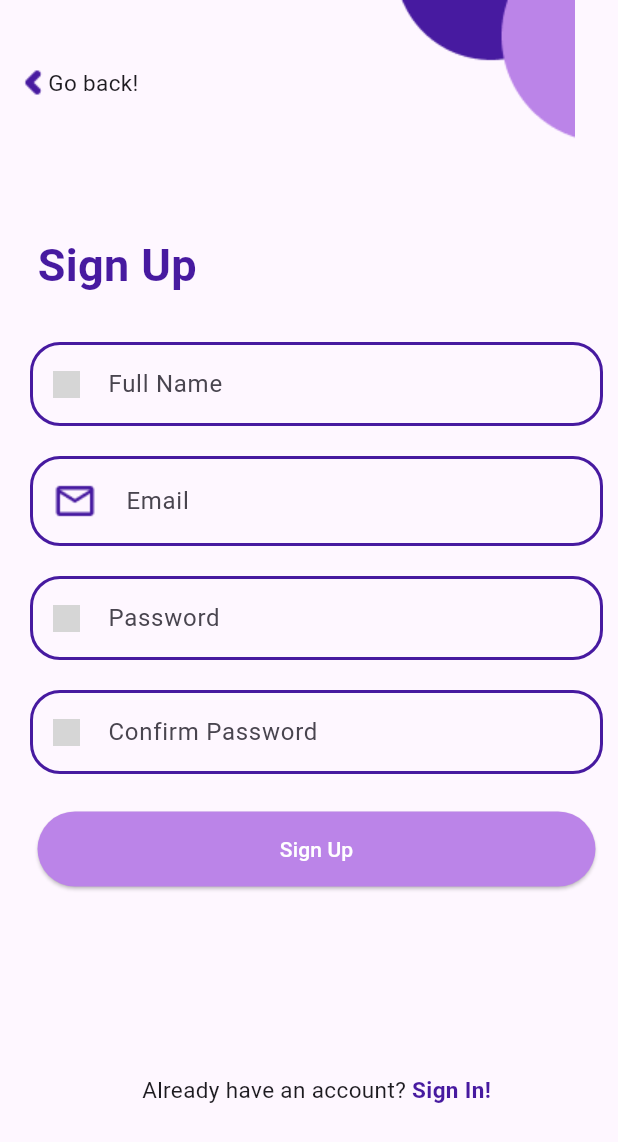
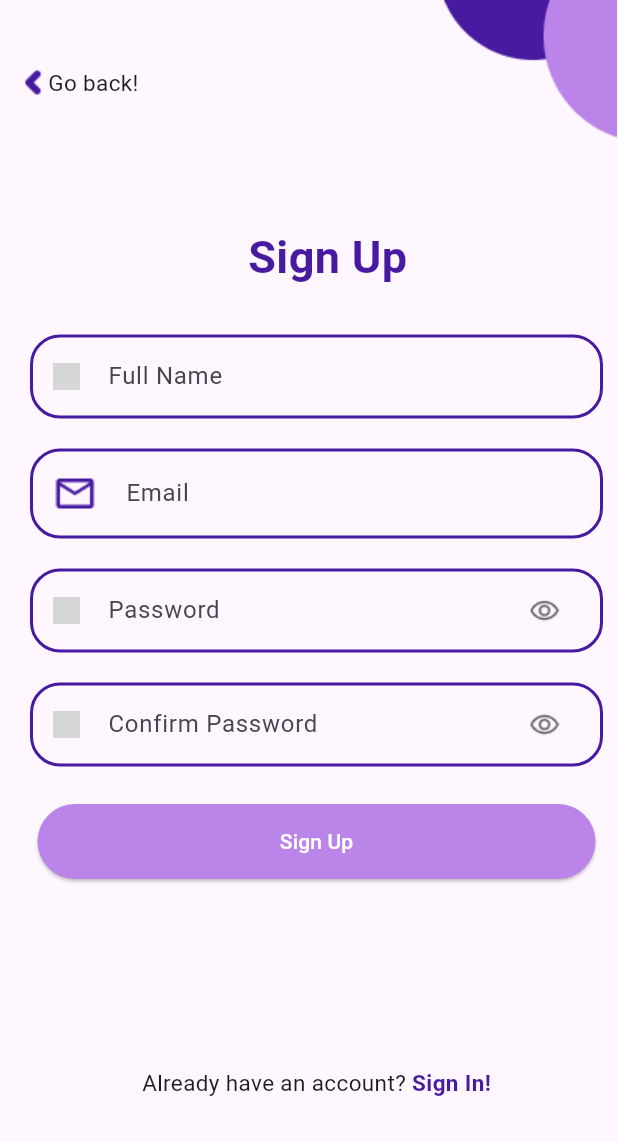
Before and after one commit to WolfofFuture/mobile-app, a Flutter app: the screen it shows after launch, after a tap on "Sign up!", on a phone screen of 412 x 824 dp. Shown: the top 1142 px of the screen. Run offline on Flutter 3.47's test engine with Material 3 defaults, Android fonts, the phone set to English and light mode, and no system bars; grey boxes are pictures that could not be loaded.

Commit message:
Dodanie oczka to text forma

```diff
--- a/lib/utils/my_images.dart
+++ b/lib/utils/my_images.dart
@@ -4,7 +4,7 @@ class MyImages{
     static const locky = '$_assetFolder/lock.png';
     static const user = '$_assetFolder/user.png';
     static const ico_back = '$_assetFolder/back.png';
-    static const ico_eye = '$_assetFolder/user.png';
+    static const ico_eye = '$_assetFolder/eye.png';
     static const stick = '$_assetFolder/stick.gif';
     static const mail = '$_assetFolder/email.png';
     static const Ellipse = '$_assetFolder/Ellipse.png';
--- a/lib/views/login/login_view.dart
+++ b/lib/views/login/login_view.dart
@@ -84,9 +84,9 @@ class _Login_ViewState extends State<Login_View> {
                 child: BasicBoldText(text: 'Sign in',fontSize: 30,),
               ),
               BasicTextFormField(initialValue: 'E-mail or User Name',
-              image: Image.asset(MyImages.user),),
+              image1: Image.asset(MyImages.user),),
               BasicTextFormField(initialValue: 'Password',
-              image: Image.asset(MyImages.locky),
+              image1: Image.asset(MyImages.locky), image2: Image.asset(MyImages.ico_eye),
               ),
               Padding(
                 padding: const EdgeInsets.only(right: 15,top: 15),
@@ -100,7 +100,7 @@ class _Login_ViewState extends State<Login_View> {
                 child: Basic_Sign_In(initialValue: 'Sign in',),
               ),
               Padding(
-                padding: const EdgeInsets.only(top: 200),
+                padding: const EdgeInsets.only(top: 190),
                 child: Row(
                   mainAxisAlignment: MainAxisAlignment.center,
                   children: [
--- a/lib/views/register/register_view.dart
+++ b/lib/views/register/register_view.dart
@@ -22,7 +22,7 @@ class Register_View extends StatelessWidget {
           //width < 800 ? Placeholder() : Placeholder(color: Colors.yellow)
         SingleChildScrollView(
           child: Column(
-            crossAxisAlignment: CrossAxisAlignment.start,
+           // crossAxisAlignment: CrossAxisAlignment.start,
             children: [
               Row(
                 children: [
@@ -36,26 +36,22 @@ class Register_View extends StatelessWidget {
                         ],),
                       onTap: () {
                         Navigator.pop(context);},),),
-                  Row(
-                    children: [
-                      Padding(
-                        padding: const EdgeInsets.only(left: 171),
-                        child: Image.asset(MyImages.Ellipse),
-                      ),
-                    ],
+                  Padding(
+                    padding: const EdgeInsets.only(left: 199),
+                    child: Image.asset(MyImages.Ellipse),
                   ),
                 ],
               ),
-              Padding(padding: const EdgeInsets.only(left: 25,top: 60),
+              Padding(padding: const EdgeInsets.only(left: 25,top: 55),
               child: BasicBoldText(text: 'Sign Up',fontSize: 30,),),
               Padding(
                 padding: const EdgeInsets.only(left: 10,top: 20),
                 child: Column(
                   children: [
-                    BasicTextFormField(initialValue: 'Full Name', image: Image.asset(MyImages.user),),
-                    BasicTextFormField(initialValue: 'Email',image: Image.asset(MyImages.mail),),
-                    BasicTextFormField(initialValue: 'Password',image: Image.asset(MyImages.locky),),
-                    BasicTextFormField(initialValue: 'Confirm Password',image: Image.asset(MyImages.locky),),
+                    BasicTextFormField(initialValue: 'Full Name', image1: Image.asset(MyImages.user),),
+                    BasicTextFormField(initialValue: 'Email',image1: Image.asset(MyImages.mail),),
+                    BasicTextFormField(initialValue: 'Password',image1: Image.asset(MyImages.locky),image2: Image.asset(MyImages.ico_eye),),
+                    BasicTextFormField(initialValue: 'Confirm Password',image1: Image.asset(MyImages.locky),image2: Image.asset(MyImages.ico_eye),),
                     Basic_Sign_In(initialValue: 'Sign Up',),
                     Padding(padding: const EdgeInsets.only(top:110),
                     child: Row(
--- a/lib/views/widgets/basic_text_form_field.dart
+++ b/lib/views/widgets/basic_text_form_field.dart
@@ -5,8 +5,9 @@ import 'package:flutter/material.dart';
 
 class BasicTextFormField extends StatelessWidget {
   final String initialValue;
-  final Image? image;
-  const BasicTextFormField({super.key,this.initialValue = '',this.image});
+  final Image? image1;
+  final Image? image2;
+  const BasicTextFormField({super.key,this.initialValue = '',this.image1,this.image2});
   @override
   Widget build(BuildContext context) {
     return Padding(
@@ -22,9 +23,12 @@ class BasicTextFormField extends StatelessWidget {
 
           ),
           labelText: initialValue,
-          prefixIcon: image != null ? Padding(
+          prefixIcon: image1 != null ? Padding(
             padding: const EdgeInsets.all(15.0),
-            child: image,) : null,
+            child: image1,) : null,
+          suffixIcon: image2 != null ? Padding(
+              padding: const EdgeInsets.only(right: 15),
+              child: image2,):null,
         ),
       ),
     );
```
